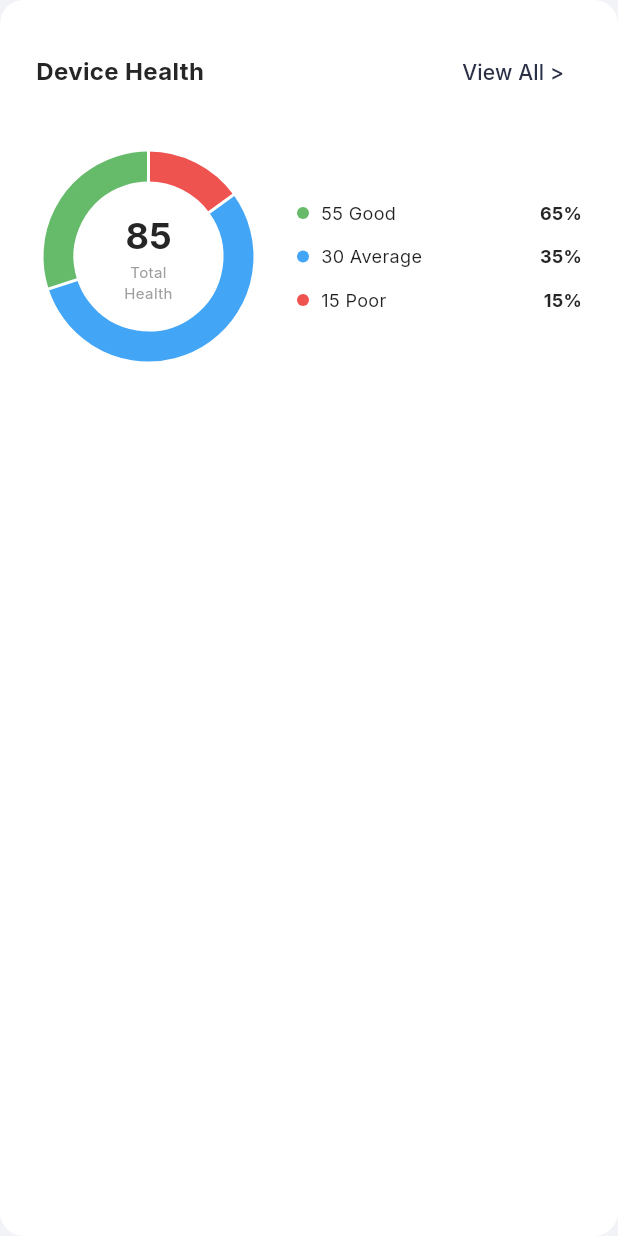
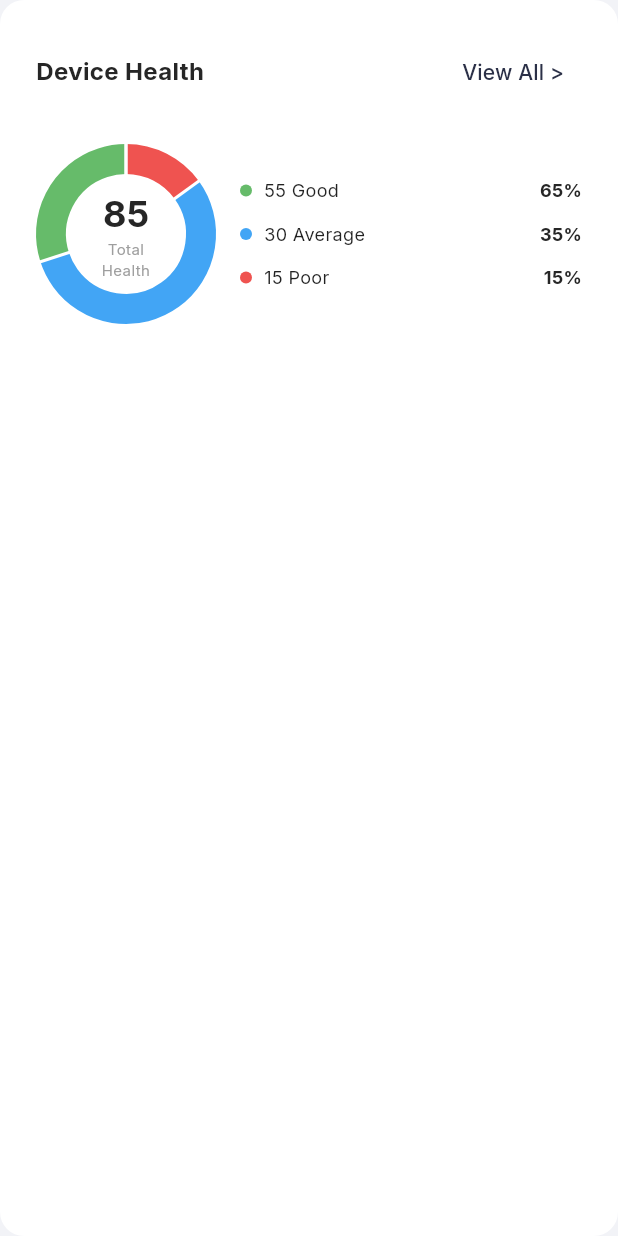
Before and after one commit to hariharan-git1/webhostrax, a Flutter app: the DeviceHealthChart widget shown alone on an empty page, opened directly, on a phone screen of 412 x 824 dp. Run offline on Flutter 3.47's test engine with Material 3 defaults, Android fonts, the phone set to English and light mode, and no system bars; drawn by our look-alikes of fl_chart; our stand-ins replace google_fonts.

Commit message:
Fix truncated text in charts

```diff
--- a/lib/widgets/charts/device_health_chart.dart
+++ b/lib/widgets/charts/device_health_chart.dart
@@ -26,14 +26,14 @@ class DeviceHealthChart extends StatelessWidget {
           Row(
             children: [
               SizedBox(
-                height: 150,
-                width: 150,
+                height: 120,
+                width: 120,
                 child: Stack(
                   children: [
                     PieChart(
                       PieChartData(
                         sectionsSpace: 2,
-                        centerSpaceRadius: 50,
+                        centerSpaceRadius: 40,
                         startDegreeOffset: -90,
                         sections: [
                           PieChartSectionData(
@@ -69,7 +69,7 @@ class DeviceHealthChart extends StatelessWidget {
                   ],
                 ),
               ),
-              const SizedBox(width: 24),
+              const SizedBox(width: 16),
               Expanded(
                 child: Column(
                   mainAxisAlignment: MainAxisAlignment.center,
```
Also changed, not shown: lib/widgets/charts/product_orders_chart.dart (+4 -4 lines).
